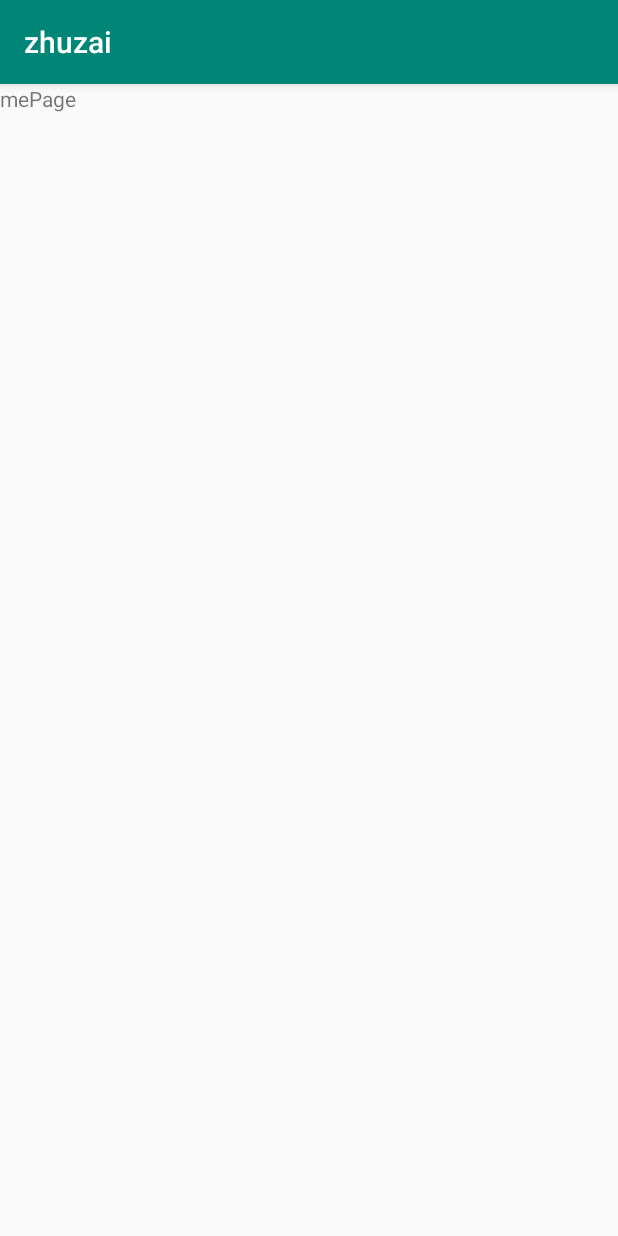
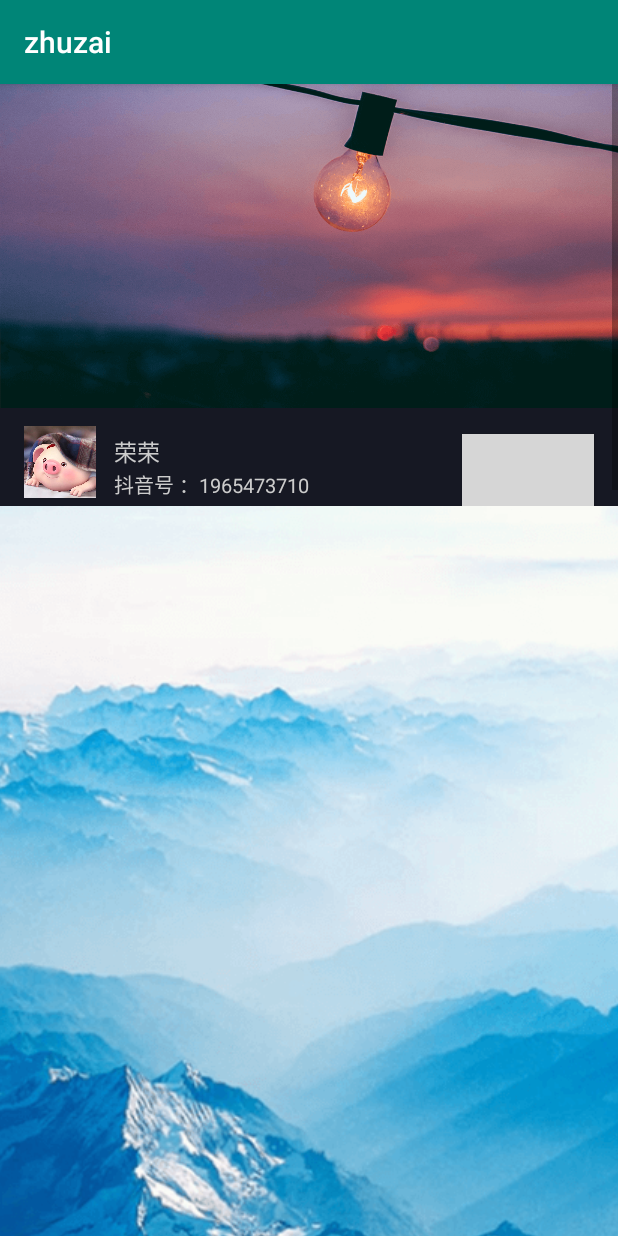
Before and after one commit to z-waterking/mini-tiktok, an Android app: the fragment MePage shown on its own in the app's theme, on a phone screen of 412 x 824 dp. Run offline under Robolectric (Android 15) with nearby library versions, the phone set to English and light mode, and no system bars; our stand-ins replace CircleImageView; grey boxes are pictures that could not be loaded.

Commit message:
上传图片与我的页面
上传图片与我的页面

```diff
--- a/zhuzai/app/src/main/res/layout/activity_me_page.xml
+++ b/zhuzai/app/src/main/res/layout/activity_me_page.xml
@@ -1,9 +1,96 @@
 <?xml version="1.0" encoding="utf-8"?>
-<android.support.constraint.ConstraintLayout
-    xmlns:android="http://schemas.android.com/apk/res/android" android:layout_width="match_parent"
-    android:layout_height="match_parent">
-    <TextView
+<ScrollView android:layout_height="match_parent"
+    android:layout_width="match_parent"
+    xmlns:android="http://schemas.android.com/apk/res/android" >
+<LinearLayout
+    xmlns:android="http://schemas.android.com/apk/res/android"
+    xmlns:tools="http://schemas.android.com/tools"
+    android:orientation="vertical"
+    android:layout_width="match_parent"
+    android:layout_height="match_parent"
+    android:background="#161823">
+    <!--我的页面，背景图，点击可以下拉，（拍摄,上传图片 或者选择drawable中的图片）更改图片-->
+    <ImageView
+        android:id="@+id/me_page_bg"
         android:layout_width="match_parent"
-        android:layout_height="match_parent"
-        android:text="mePage"/>
-</android.support.constraint.ConstraintLayout>
+        android:layout_height="216dp"
+        android:scaleType="centerCrop"
+        android:src="@drawable/mypage_bg_a1" />
+
+    <!--我的头像，点击左侧头像，可以更改头像，拍摄,上传图片 或者选择drawable中的图片，点击右侧可以编辑我的名字。（抖音号唯一不可编辑）-->
+    <RelativeLayout
+        android:layout_width="wrap_content"
+        android:layout_height="wrap_content">
+        <FrameLayout
+            android:id="@+id/mypage_header"
+            android:layout_width="wrap_content"
+            android:layout_height="wrap_content"
+            android:layout_gravity="center_vertical"
+            android:layout_marginLeft="16dp"
+            android:layout_marginTop="12dp">
+            <com.zhuzai.homework.zhuzai.widget.CircleImageView
+                android:id="@+id/mypage_headshot"
+                android:layout_width="48dp"
+                android:layout_height="48dp"
+                android:scaleType="centerCrop"
+                android:src="@drawable/mypage_headshot_a1"
+                />
+        </FrameLayout>
+        <TextView
+            android:textColor="#cccccc"
+            android:text="荣荣"
+            android:id="@+id/mypage_name"
+            android:layout_width="wrap_content"
+            android:layout_height="wrap_content"
+            android:layout_toRightOf="@id/mypage_header"
+            android:textSize="15sp"
+            android:layout_marginTop="17dp"
+            android:layout_marginLeft="12dp"
+            />
+        <TextView
+            android:textColor="#cccccc"
+            android:layout_below="@id/mypage_name"
+            android:layout_toRightOf="@+id/mypage_header"
+            android:id="@+id/mypage_id"
+            android:layout_width="wrap_content"
+            android:layout_height="wrap_content"
+            android:layout_alignLeft="@id/mypage_name"
+            android:text="抖音号 ：1965473710"
+            android:textSize="13sp"
+            />
+        <Button
+            android:textColor="#cccccc"
+            android:id="@+id/mypage_ziliao"
+            android:layout_width="wrap_content"
+            android:layout_height="wrap_content"
+            android:layout_alignParentRight="true"
+            android:layout_marginRight="16dp"
+            android:layout_marginTop="17dp"
+            android:textSize="12sp"
+            android:background="@color/bottom_container_bg"
+            android:text="编辑资料"
+            />
+    </RelativeLayout>
+
+    <!--三个IMG 用来展示推荐结果，取到推荐的图片，进行展示-->
+
+    <ImageView
+        android:id="@+id/me_page_recommend1"
+        android:layout_width="wrap_content"
+        android:layout_height="wrap_content"
+        android:scaleType="centerCrop"
+        android:src="@drawable/mypage_bg_a3"/>
+    <ImageView
+        android:id="@+id/me_page_recommend2"
+        android:layout_width="wrap_content"
+        android:layout_height="wrap_content"
+        android:scaleType="centerCrop"
+        android:src="@drawable/mypage_bg_a4"/>
+    <ImageView
+        android:id="@+id/me_page_recommend3"
+        android:layout_width="wrap_content"
+        android:layout_height="wrap_content"
+        android:scaleType="centerCrop"
+        android:src="@drawable/mypage_bg_a5"/>
+</LinearLayout>
+</ScrollView>
```
Also changed, not shown: zhuzai/app/src/main/res/drawable/mypage_bg_a1.png (added), zhuzai/app/src/main/res/drawable/mypage_bg_a2.png (added), zhuzai/app/src/main/res/drawable/mypage_bg_a3.png (added), zhuzai/app/src/main/res/drawable/mypage_bg_a4.png (added), zhuzai/app/src/main/res/drawable/mypage_bg_a5.png (added), zhuzai/app/src/main/res/drawable/mypage_headshot_a1.png (added), zhuzai/app/src/main/res/drawable/mypage_headshot_a2.png (added), zhuzai/app/src/main/res/drawable/mypage_headshot_a3.png (added), zhuzai/app/src/main/res/drawable/mypage_headshot_a4.png (added), zhuzai/app/src/main/res/drawable/mypage_headshot_a5.png (added), zhuzai/app/src/main/res/drawable/mypage_headshot_a6.png (added), zhuzai/app/src/main/res/drawable/mypage_headshot_a7.png (added), zhuzai/app/src/main/res/drawable/mypage_headshot_a8.png (added), zhuzai/app/src/main/res/drawable/mypage_headshot_a9.png (added), 1 more files.
